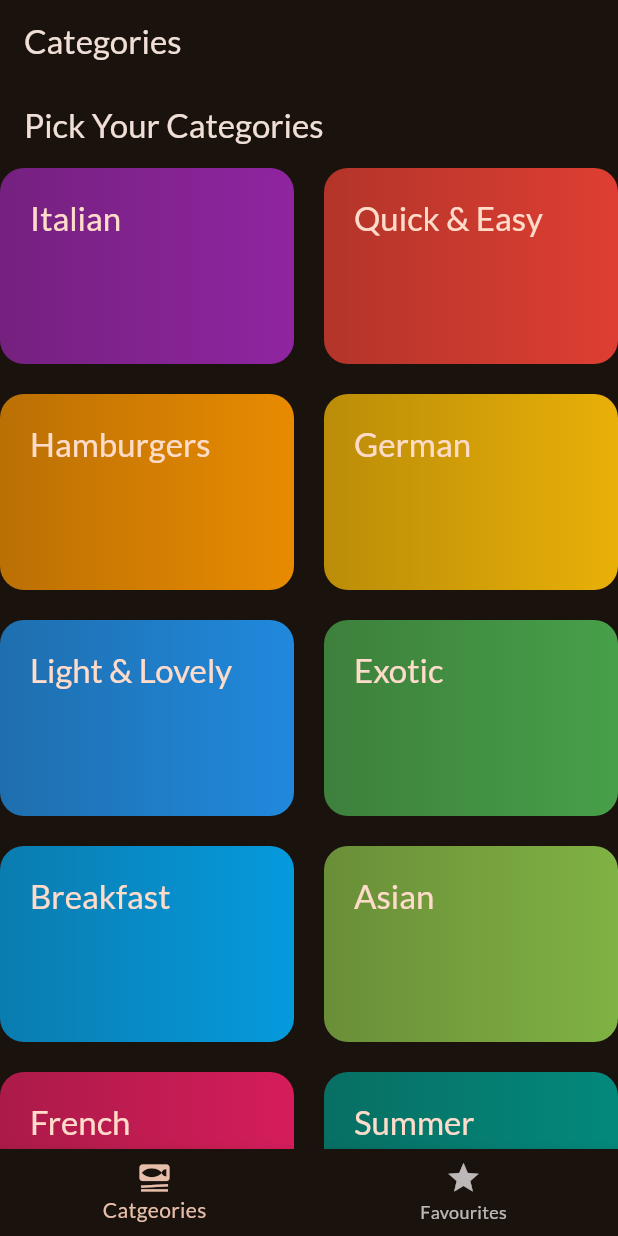
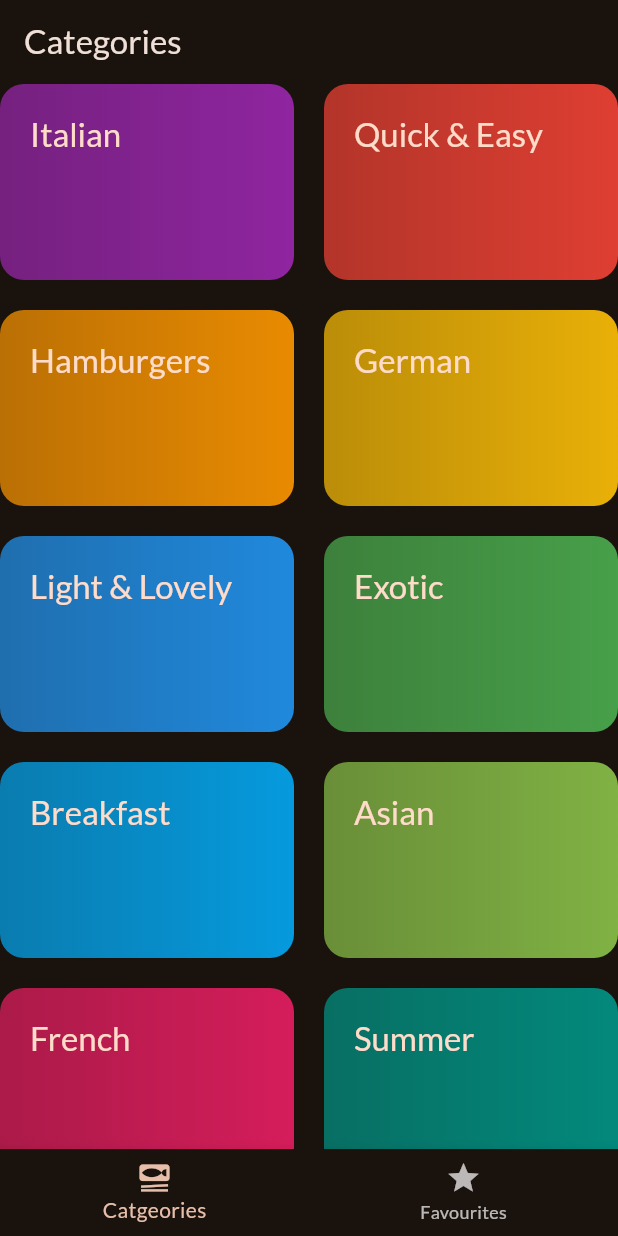
Before and after one commit to Akhi1Babu/Meals-App, a Flutter app: the screen it shows after launch, on a phone screen of 412 x 824 dp. Run offline on Flutter 3.47's test engine with Material 3 defaults, Android fonts, the phone set to English and light mode, and no system bars; our stand-ins replace font_awesome_flutter, google_fonts, transparent_image.

Commit message:
solve the problem of two title in the category Screen and Favourite Screen

```diff
--- a/lib/screen/categories.dart
+++ b/lib/screen/categories.dart
@@ -20,9 +20,7 @@ class CategoriesScreen extends StatelessWidget {
   @override
   Widget build(BuildContext context) {
     return Scaffold(
-      appBar: AppBar(
-        title: const Text('Pick Your Categories'),
-      ),
+
       body: GridView(gridDelegate: SliverGridDelegateWithFixedCrossAxisCount(crossAxisCount: 2,childAspectRatio: 3/2,crossAxisSpacing: 20,mainAxisSpacing: 20 ),
       children:
        availableCategories.map((category) {
```
